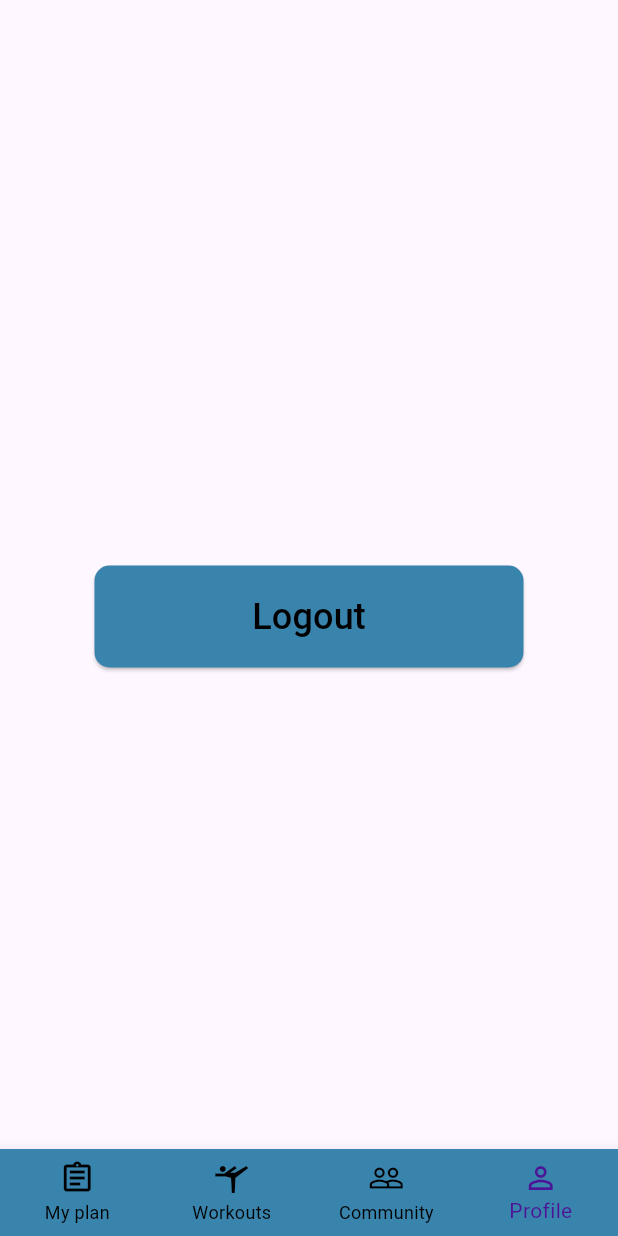
After one commit to Islam-Kotov/MTAA_frontend, a Flutter app: the HomeScreen screen opened directly, item 4 of the bottom bar chosen, after a tap on "Logout", on a phone screen of 412 x 824 dp. The commit adds this screen. Run offline on Flutter 3.47's test engine with Material 3 defaults, Android fonts, the phone set to English and light mode, and no system bars; our stand-ins replace shared_preferences; accounts and stored records are empty; network calls fail.

Commit message:
Homescreen and logout

```diff
--- a/lib/main.dart
+++ b/lib/main.dart
@@ -1,5 +1,5 @@
 import 'package:flutter/material.dart';
-import 'screens/authorization_screen.dart';
+import 'screens/all_screens.dart';
 
 void main() {
   runApp(const MyApp());
@@ -10,8 +10,11 @@ class MyApp extends StatelessWidget {
 
   @override
   Widget build(BuildContext context) {
+    // return MaterialApp(
+    //   home: const AuthorizationScreen(),
+    // );
     return MaterialApp(
-      home: const AuthorizationScreen(),
+      home: AuthorizationScreen(),
     );
   }
 }
--- /dev/null
+++ b/lib/screens/all_screens.dart
@@ -0,0 +1,3 @@
+export 'authorization_screen.dart';
+export 'home_screen.dart';
+export 'profile_screen.dart';
--- a/lib/screens/authorization_screen.dart
+++ b/lib/screens/authorization_screen.dart
@@ -3,9 +3,10 @@ import 'package:flutter/material.dart';
 import 'package:http/http.dart' as http;
 import 'dart:convert';
 import 'dart:async';
+import 'home_screen.dart';
 
-Future<void> loginUser(String email, String password) async {
-  final url = Uri.parse('http://127.0.0.1:8000/api/auth/login');
+Future<bool> loginUser(String email, String password) async {
+  final url = Uri.parse('http://192.168.1.245:8000/api/auth/login');
 
   final response = await http.post(
     url,
@@ -26,8 +27,10 @@ Future<void> loginUser(String email, String password) async {
     await prefs.setString('api_token', token);
 
     print('Login successful, token saved');
+    return true;
   } else {
     print('Login failed: ${response.body}');
+    return false;
   }
 }
 
@@ -125,11 +128,24 @@ class _AuthorizationScreen extends State<AuthorizationScreen> {
                               borderRadius: BorderRadius.all(Radius.circular(10))
                             )
                           ),
-                          onPressed: () {
-                            final email = _emailController.text.trim();
-                            final password = _passwordController.text;
+                          onPressed: () async {
+                            final success = await loginUser(
+                              _emailController.text,
+                              _passwordController.text
+                            );
 
-                            loginUser(email, password);
+                            if (!mounted) return; // Prevent using context if widget is disposed
+
+                            if (success) {
+                              Navigator.pushReplacement(
+                                context,
+                                MaterialPageRoute(builder: (context) => const HomeScreen()),
+                              );
+                            } else {
+                              ScaffoldMessenger.of(context).showSnackBar(
+                                const SnackBar(content: Text('Login failed')),
+                              );
+                            }
                           },
                           child: const Text(
                             'Login',
--- /dev/null
+++ b/lib/screens/home_screen.dart
@@ -0,0 +1,62 @@
+import 'package:flutter/material.dart';
+import 'package:semestral_project/screens/all_screens.dart';
+
+class HomeScreen extends StatefulWidget {
+  const HomeScreen({super.key});
+
+  @override
+  State<HomeScreen> createState() => _HomeScreen();
+}
+
+class _HomeScreen extends State<HomeScreen> {
+  int _selectedIndex = 0;
+
+  final List<Widget> _screens = [
+    Center(child: Text('My Plan')),
+    Center(child: Text('Workouts')),
+    Center(child: Text('Community')),
+    ProfileScreen(),
+  ];
+
+  void _onItemTapped(int index) {
+    setState(() {
+      _selectedIndex = index;
+    });
+  }
+
+  @override
+  Widget build(BuildContext context) {
+    return Scaffold(
+      appBar: AppBar(
+
+      ),
+      body: _screens[_selectedIndex],
+      bottomNavigationBar: BottomNavigationBar(
+        type: BottomNavigationBarType.fixed,
+        currentIndex: _selectedIndex,
+        onTap: _onItemTapped,
+        backgroundColor: Color.fromRGBO(57, 132, 173, 1),
+        unselectedItemColor: Color.fromRGBO(0, 0, 0, 1),
+        selectedItemColor: Color.fromRGBO(76, 21, 152, 1),
+        items: const [
+          BottomNavigationBarItem(
+            icon: Icon(Icons.assignment_outlined),
+            label: 'My plan',
+          ),
+          BottomNavigationBarItem(
+            icon: Icon(Icons.sports_gymnastics_outlined),
+            label: 'Workouts',
+          ),
+          BottomNavigationBarItem(
+            icon: Icon(Icons.people_outline),
+            label: 'Community',
+          ),
+          BottomNavigationBarItem(
+            icon: Icon(Icons.person_outline_sharp),
+            label: 'Profile',
+          ),
+        ],
+      ),
+    );
+  }
+}
--- /dev/null
+++ b/lib/screens/profile_screen.dart
@@ -0,0 +1,77 @@
+import 'package:shared_preferences/shared_preferences.dart';
+import 'package:flutter/material.dart';
+import 'package:http/http.dart' as http;
+import 'dart:async';
+import 'authorization_screen.dart';
+
+Future<bool> logout() async {
+  final url = Uri.parse('http://192.168.1.245:8000/api/logout');
+  final prefs = await SharedPreferences.getInstance();
+  final token = prefs.getString('api_token');
+
+  final response = await http.delete(
+    url,
+    headers: {
+      'Content-Type': 'application/json',
+      'Authorization': 'Bearer $token',
+    },
+  );
+
+  if (response.statusCode == 200) {
+    print('${response.body}');
+    return true;
+  } else {
+    print('${response.body}');
+    return false;
+  }
+}
+
+class ProfileScreen extends StatefulWidget {
+  const ProfileScreen({super.key});
+
+  @override
+  State<ProfileScreen> createState() => _ProfileScreen();
+}
+
+class _ProfileScreen extends State<ProfileScreen> {
+  @override
+  Widget build(BuildContext context) {
+    return Scaffold(
+      body: Center(
+        child: ElevatedButton(
+          style: ElevatedButton.styleFrom(
+            backgroundColor: Color.fromRGBO(57, 132, 173, 1),
+            fixedSize: Size(286, 68),
+            shape: RoundedRectangleBorder(
+              borderRadius: BorderRadius.all(Radius.circular(10))
+            )
+          ),
+          onPressed: () async {
+            final success = await logout();
+
+            if (!mounted) return; // Prevent using context if widget is disposed
+
+            if (success) {
+              Navigator.pushReplacement(
+                context,
+                MaterialPageRoute(builder: (context) => const AuthorizationScreen()),
+              );
+            } else {
+              ScaffoldMessenger.of(context).showSnackBar(
+                const SnackBar(content: Text('Logout failed')),
+              );
+            }
+
+          },
+          child: const Text(
+            'Logout',
+            style: TextStyle(
+              color:Color.fromRGBO(0, 0, 0, 1),
+              fontSize: 24
+            ),
+          )
+        ),
+      )
+    );
+  }
+}
```
